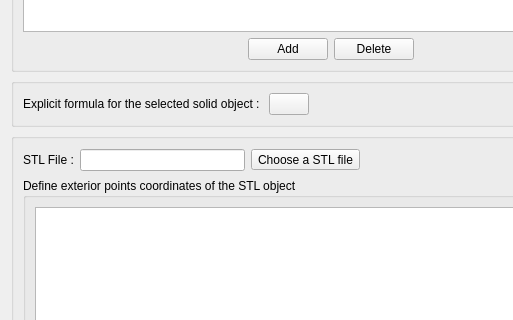
Old version of the form python/code_saturne/gui/case/ImmersedBoundariesNeptune.ui in the repository code-saturne/code_saturne; both pictures show x 0 to 513 and y 269 to 589 of the 661 by 932 pixel window.
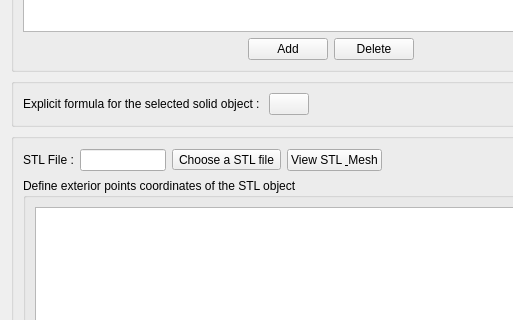
New version of the form. Icons and pictures are not drawn.

Commit message:
[GUI] Improve work from previous commit
  * Add axis to mesh viewer introduced in previous commit + several unit tests
  * Add viewer for profiles, both as continuous lines or points suite.
  * Add viewer for IBM stl objects (NCFD)

What changed in the file:
```diff
--- a/python/code_saturne/gui/case/ImmersedBoundariesNeptune.ui
+++ b/python/code_saturne/gui/case/ImmersedBoundariesNeptune.ui
@@ -186,6 +186,20 @@
           </property>
          </widget>
         </item>
+        <item>
+         <widget class="QPushButton" name="pushButtonVisuSTL">
+          <property name="text">
+           <string>View STL &amp; Mesh</string>
+          </property>
+          <property name="toolTip">
+           <string>View the STL object and CFD mesh wireframe in 3D to check if it is inside or outside</string>
+          </property>
+          <property name="icon">
+           <iconset resource="../base/resource_base.qrc">
+            <normaloff>:/data/icons/22x22/document-open.png</normaloff>:/data/icons/22x22/document-open.png</iconset>
+          </property>
+         </widget>
+        </item>
         <item>
          <spacer name="horizontalSpacer_2">
           <property name="orientation">
```
The commit also changes 4 other files.
